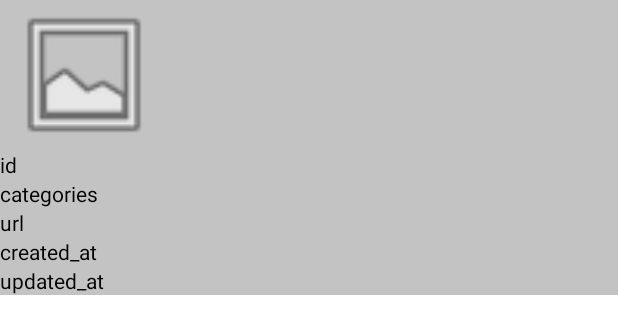
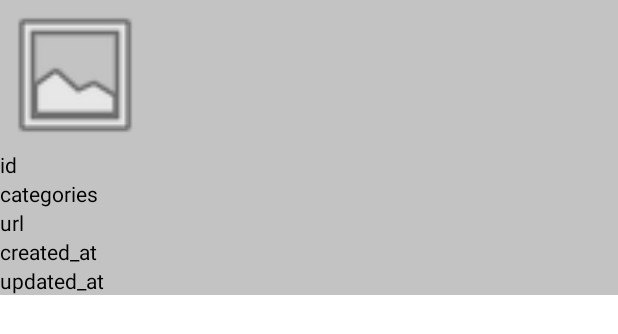
Before and after one commit to SergiyKosh/test-task, an Android app: the layout one_joke_view.xml on its own in the app's theme, with its tools: preview values and no code run, on a phone screen of 412 x 824 dp. Shown: the top 334 px of the screen. Run offline under Robolectric (Android 15) with nearby library versions, the phone set to English and light mode, and no system bars.

```diff
--- a/app/src/main/res/layout/activity_main.xml
+++ b/app/src/main/res/layout/activity_main.xml
@@ -8,8 +8,8 @@
 
     <ProgressBar
         android:id="@+id/progressBar2"
+        style="?android:attr/progressBarStyle"
         android:layout_width="match_parent"
-        style="?android:attr/progressBarStyle"
         android:layout_height="50dp"
-        android:layout_marginTop="350dp" />
+        android:layout_marginTop="200dp" />
 </LinearLayout>
--- a/app/src/main/res/layout/one_joke_view.xml
+++ b/app/src/main/res/layout/one_joke_view.xml
@@ -18,14 +18,13 @@
 
             <ImageView
                 android:id="@+id/imgIV"
-                android:layout_width="match_parent"
+                android:layout_width="100dp"
                 android:layout_height="100dp"
-                android:layout_weight="1"
                 android:src="@android:drawable/ic_menu_gallery" />
 
             <TextView
                 android:id="@+id/jokeValue"
-                android:layout_width="300dp"
+                android:layout_width="match_parent"
                 android:layout_height="wrap_content"
                 android:textColor="#000000" />
 
```
Also changed, not shown: app/src/main/java/ua/test/task/activity/CategoriesActivity.java (+0 -2 lines), app/src/main/java/ua/test/task/activity/JokesActivity.java (+2 -4 lines), app/src/main/java/ua/test/task/activity/MainActivity.java (+0 -6 lines), app/src/main/java/ua/test/task/activity/WebViewActivity.java (+3 -3 lines), app/src/main/java/ua/test/task/model/Joke.java (+0 -41 lines), app/src/main/java/ua/test/task/service/CategoryService.java (+1 -2 lines), app/src/main/java/ua/test/task/service/JokeService.java (+8 -23 lines), app/src/main/java/ua/test/task/util/Props.java (+0 -1 lines).
